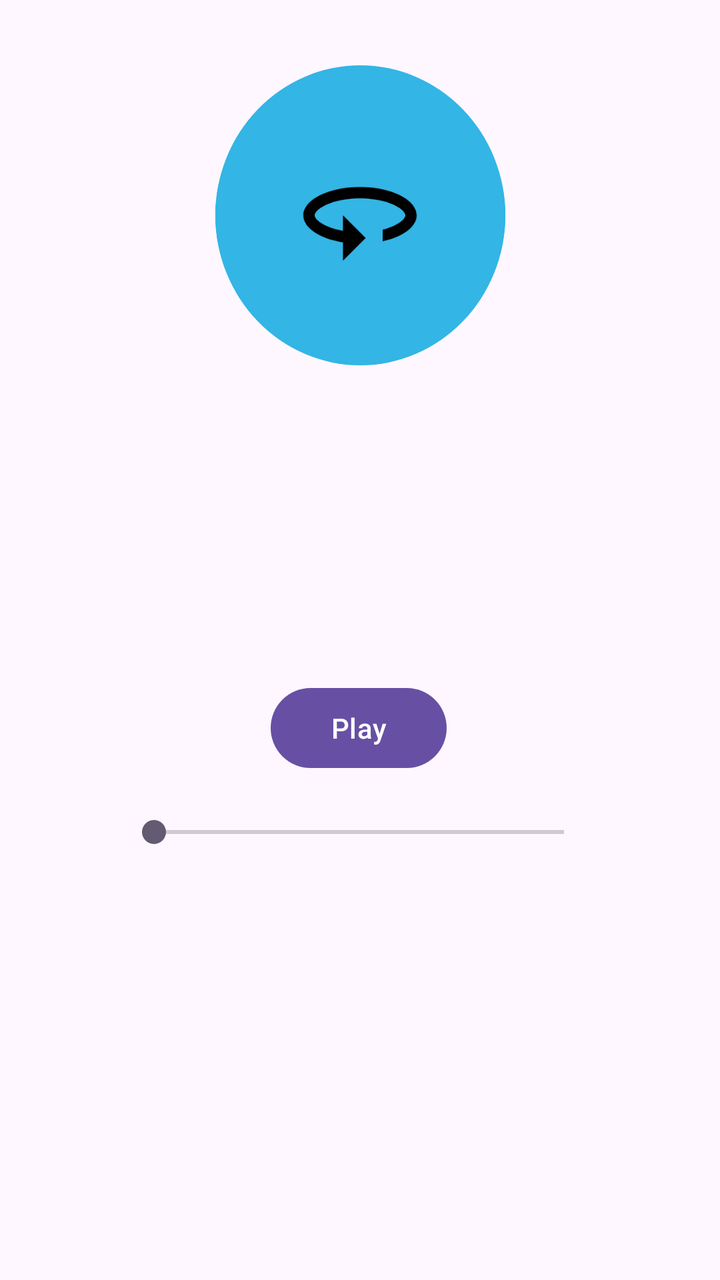
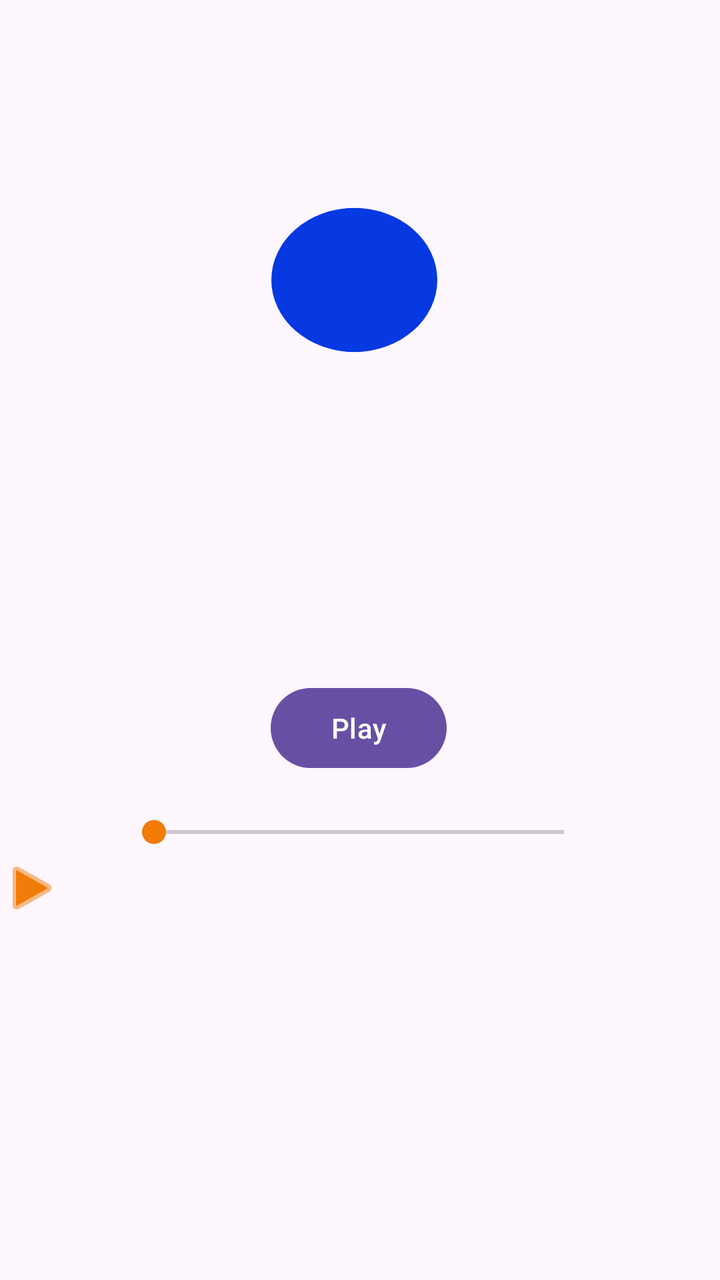

The first picture is an Android layout as it rendered before a commit; the second is the same layout after the commit. The layout source and the unified diff follow.
<!-- AndroidManifest.xml: application theme Theme.57Lesson_audio -->
<!-- res/layout/activity_main.xml -->
<?xml version="1.0" encoding="utf-8"?>
<androidx.constraintlayout.widget.ConstraintLayout xmlns:android="http://schemas.android.com/apk/res/android"
    xmlns:app="http://schemas.android.com/apk/res-auto"
    xmlns:tools="http://schemas.android.com/tools"
    android:layout_width="match_parent"
    android:layout_height="match_parent"
    tools:context=".MainActivity">

    <Button
        android:id="@+id/playButton"
        android:layout_width="wrap_content"
        android:layout_height="wrap_content"
        android:layout_marginTop="340dp"
        android:text="Play"
        app:layout_constraintEnd_toEndOf="parent"
        app:layout_constraintHorizontal_bias="0.498"
        app:layout_constraintStart_toStartOf="parent"
        app:layout_constraintTop_toTopOf="parent" />

    <SeekBar
        android:id="@+id/volumeSeekBar"
        android:layout_width="237dp"
        android:layout_height="24dp"
        android:layout_marginTop="16dp"
        app:layout_constraintEnd_toEndOf="@+id/playButton"
        app:layout_constraintStart_toStartOf="@+id/playButton"
        app:layout_constraintTop_toBottomOf="@+id/playButton" />

    <ImageView
        android:id="@+id/imageView1"
        android:layout_width="145dp"
        android:layout_height="150dp"
        android:layout_marginTop="32dp"
        android:layout_marginBottom="157dp"
        android:background="@drawable/circle"
        app:layout_constraintBottom_toTopOf="@+id/playButton"
        app:layout_constraintEnd_toEndOf="parent"
        app:layout_constraintStart_toStartOf="parent"
        app:layout_constraintTop_toTopOf="parent"
        app:srcCompat="@drawable/circle" />

    <ImageView
        android:id="@+id/imageView2"
        android:layout_width="72dp"
        android:layout_height="68dp"
        android:layout_marginTop="32dp"
        android:layout_marginBottom="157dp"
        android:background="@drawable/circle"
        app:layout_constraintBottom_toTopOf="@+id/playButton"
        app:layout_constraintEnd_toEndOf="parent"
        app:layout_constraintStart_toStartOf="parent"
        app:layout_constraintTop_toTopOf="parent"
        app:srcCompat="@drawable/music" />

</androidx.constraintlayout.widget.ConstraintLayout>
<!-- resources referenced by this layout -->
<resources>
  <!-- drawable circle (drawable) -->
  <?xml version="1.0" encoding="utf-8"?>
  <shape xmlns:android="http://schemas.android.com/apk/res/android"
      android:shape="oval">
      <solid
          android:color="@android:color/holo_blue_light"/>
      <size
          android:height="120dp"
          android:width="120dp"/>
  
  
  </shape>
  <!-- drawable music (drawable) -->
  <vector xmlns:android="http://schemas.android.com/apk/res/android" android:autoMirrored="true" android:height="24dp" android:tint="#000000" android:viewportHeight="24" android:viewportWidth="24" android:width="24dp">
        
      <path android:fillColor="@android:color/white" android:pathData="M12,7C6.48,7 2,9.24 2,12c0,2.24 2.94,4.13 7,4.77V20l4,-4 -4,-4v2.73c-3.15,-0.56 -5,-1.9 -5,-2.73 0,-1.06 3.04,-3 8,-3s8,1.94 8,3c0,0.73 -1.46,1.89 -4,2.53v2.05c3.53,-0.77 6,-2.53 6,-4.58 0,-2.76 -4.48,-5 -10,-5z"/>
      
  </vector>
  <style name="Theme.57Lesson_audio" parent="Base.Theme.57Lesson_audio" />
  <style name="Base.Theme.57Lesson_audio" parent="Theme.Material3.DayNight.NoActionBar">
          
          
      </style>
</resources>

<!-- the commit's change to res/layout/activity_main.xml (unified diff, before → after) -->
@@ -19,6 +19,8 @@
 
     <SeekBar
         android:id="@+id/volumeSeekBar"
+        android:thumbTint="@color/dark_orange"
+        android:progressTint="@color/dark_orange"
         android:layout_width="237dp"
         android:layout_height="24dp"
         android:layout_marginTop="16dp"
@@ -28,28 +30,26 @@
 
     <ImageView
         android:id="@+id/imageView1"
-        android:layout_width="145dp"
-        android:layout_height="150dp"
+        android:layout_width="83dp"
+        android:layout_height="72dp"
         android:layout_marginTop="32dp"
         android:layout_marginBottom="157dp"
         android:background="@drawable/circle"
         app:layout_constraintBottom_toTopOf="@+id/playButton"
         app:layout_constraintEnd_toEndOf="parent"
+        app:layout_constraintHorizontal_bias="0.49"
         app:layout_constraintStart_toStartOf="parent"
         app:layout_constraintTop_toTopOf="parent"
+        app:layout_constraintVertical_bias="0.911"
         app:srcCompat="@drawable/circle" />
 
     <ImageView
-        android:id="@+id/imageView2"
-        android:layout_width="72dp"
-        android:layout_height="68dp"
-        android:layout_marginTop="32dp"
-        android:layout_marginBottom="157dp"
-        android:background="@drawable/circle"
-        app:layout_constraintBottom_toTopOf="@+id/playButton"
-        app:layout_constraintEnd_toEndOf="parent"
-        app:layout_constraintStart_toStartOf="parent"
-        app:layout_constraintTop_toTopOf="parent"
-        app:srcCompat="@drawable/music" />
+        android:id="@+id/imagePlay"
+        android:layout_width="wrap_content"
+        android:layout_height="wrap_content"
+        android:tint="@color/dark_orange"
+        app:layout_constraintTop_toBottomOf="@+id/volumeSeekBar"
+        app:srcCompat="@android:drawable/ic_media_play"
+        tools:layout_editor_absoluteX="189dp" />
 
 </androidx.constraintlayout.widget.ConstraintLayout>
<!-- resource entries referenced after the edit -->
@@ -1,24 +1,20 @@
 <!-- resources referenced by this layout -->
 <resources>
+  <color name="dark_orange">#f17c07</color>
   <!-- drawable circle (drawable) -->
   <?xml version="1.0" encoding="utf-8"?>
   <shape xmlns:android="http://schemas.android.com/apk/res/android"
       android:shape="oval">
       <solid
-          android:color="@android:color/holo_blue_light"/>
+          android:color="@color/dark_blue"/>
       <size
           android:height="120dp"
           android:width="120dp"/>
   
   
   </shape>
-  <!-- drawable music (drawable) -->
-  <vector xmlns:android="http://schemas.android.com/apk/res/android" android:autoMirrored="true" android:height="24dp" android:tint="#000000" android:viewportHeight="24" android:viewportWidth="24" android:width="24dp">
-        
-      <path android:fillColor="@android:color/white" android:pathData="M12,7C6.48,7 2,9.24 2,12c0,2.24 2.94,4.13 7,4.77V20l4,-4 -4,-4v2.73c-3.15,-0.56 -5,-1.9 -5,-2.73 0,-1.06 3.04,-3 8,-3s8,1.94 8,3c0,0.73 -1.46,1.89 -4,2.53v2.05c3.53,-0.77 6,-2.53 6,-4.58 0,-2.76 -4.48,-5 -10,-5z"/>
-      
-  </vector>
   <style name="Theme.57Lesson_audio" parent="Base.Theme.57Lesson_audio" />
+  <color name="dark_blue">#0639E1</color>
   <style name="Base.Theme.57Lesson_audio" parent="Theme.Material3.DayNight.NoActionBar">
           
           
